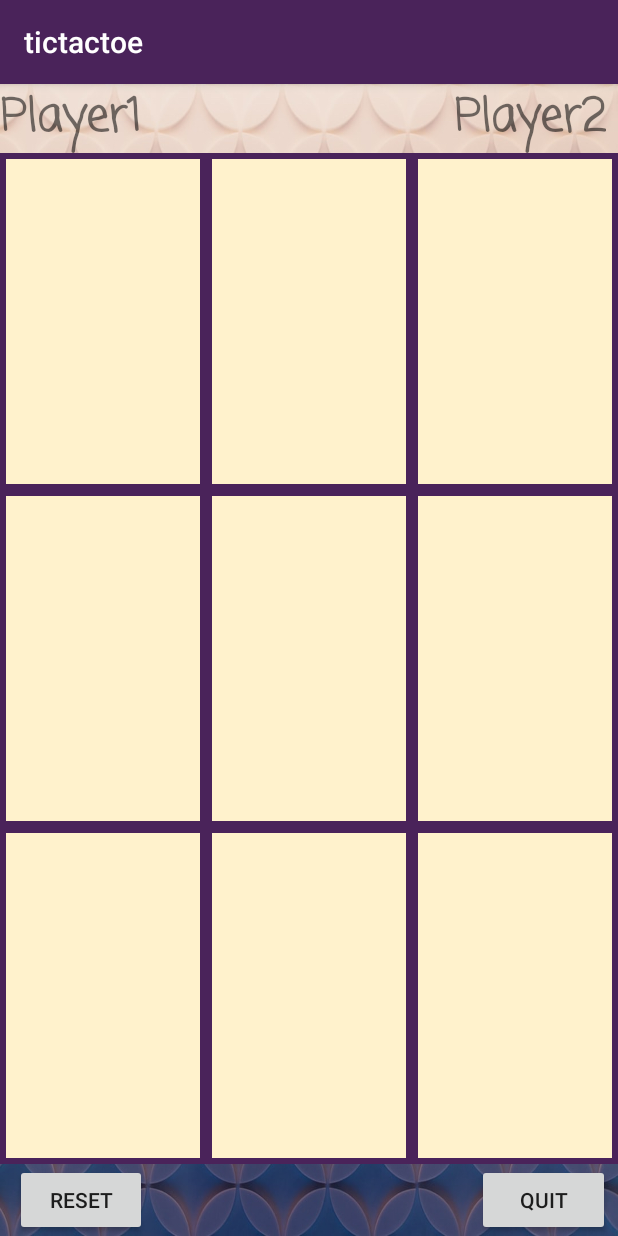
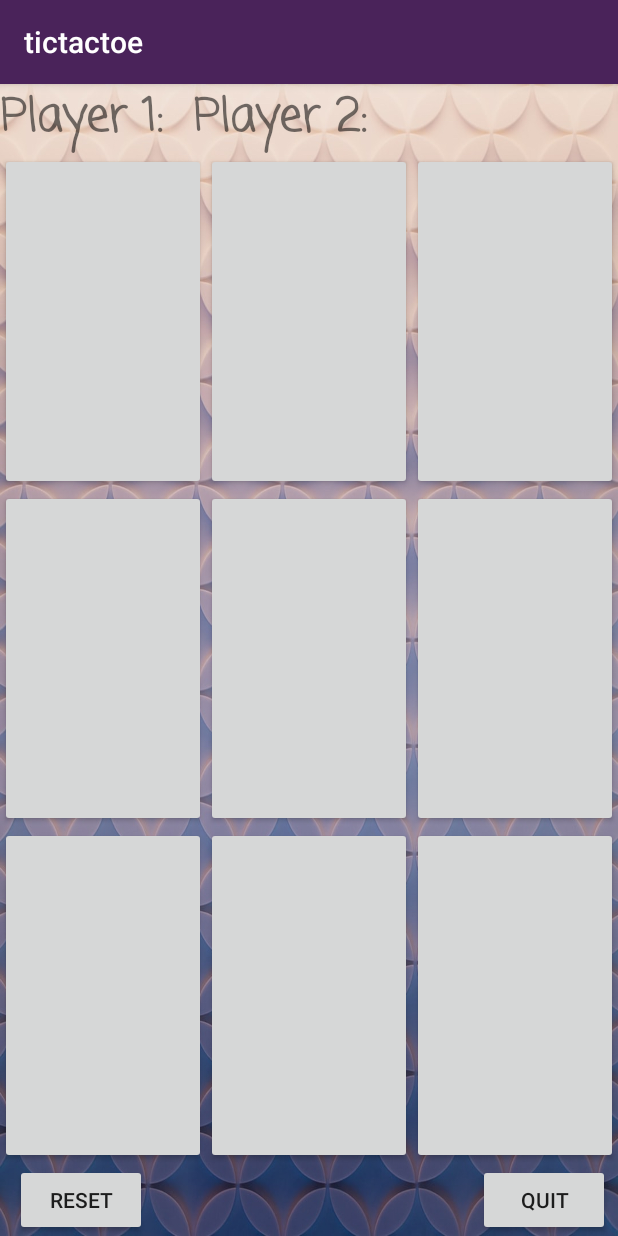
Before and after one commit to janani771/Tic-Tac-Toe, an Android app: the screen it shows after launch (MainActivity), on a phone screen of 412 x 824 dp. Run offline under Robolectric (Android 15) with nearby library versions, the phone set to English and light mode, and no system bars.

Commit message:
changed some

```diff
--- a/app/src/main/res/drawable/grid.xml
+++ /dev/null
@@ -1,11 +0,0 @@
-<?xml version="1.0" encoding="utf-8"?>
-<shape xmlns:android="http://schemas.android.com/apk/res/android">
-
-    <stroke
-        android:width="4dp"
-        android:color="@color/darkPurple" />
-
-    <solid
-        android:color="#fff2cc"/>
-
-</shape>
--- a/app/src/main/res/layout/activity_main.xml
+++ b/app/src/main/res/layout/activity_main.xml
@@ -1,13 +1,13 @@
 <?xml version="1.0" encoding="utf-8"?>
 <LinearLayout
     xmlns:android="http://schemas.android.com/apk/res/android"
+    xmlns:tools="http://schemas.android.com/tools"
     xmlns:app="http://schemas.android.com/apk/res-auto"
-    xmlns:tools="http://schemas.android.com/tools"
     android:layout_width="match_parent"
     android:layout_height="match_parent"
-    android:background="@drawable/wall"
     android:orientation="vertical"
-    tools:context=".MainActivity">
+    tools:context=".MainActivity"
+    android:background="@drawable/wall">
 
     <RelativeLayout
         android:layout_width="match_parent"
@@ -19,7 +19,7 @@
             android:layout_height="wrap_content"
             android:layout_alignParentStart="true"
             android:layout_alignParentLeft="true"
-            android:text="@string/player1"
+            android:text="Player 1: "
             android:textSize="30sp"
             android:textStyle="bold"
             app:fontFamily="casual" />
@@ -30,20 +30,16 @@
             android:layout_width="wrap_content"
             android:layout_height="wrap_content"
             android:layout_alignParentTop="true"
-            android:layout_alignParentEnd="true"
-            android:layout_alignParentRight="true"
-            android:layout_marginStart="106dp"
-            android:layout_marginLeft="106dp"
+            android:layout_marginStart="10dp"
+            android:layout_marginLeft="10dp"
             android:layout_marginTop="0dp"
-            android:layout_marginEnd="8dp"
-            android:layout_marginRight="8dp"
             android:layout_toEndOf="@+id/P1"
             android:layout_toRightOf="@+id/P1"
-            android:gravity="end"
-            android:text="@string/player2"
+            android:text="Player 2:              "
             android:textSize="30sp"
             android:textStyle="bold"
             app:fontFamily="casual" />
+
 
 
     </RelativeLayout>
@@ -58,36 +54,30 @@
             android:layout_width="match_parent"
             android:layout_height="0dp"
             android:layout_weight="1"
-            style="?android:attr/buttonBarStyle"
             android:orientation="horizontal">
-
                   <Button
                   android:id="@+id/button_00"
-                style="?android:attr/buttonBarButtonStyle"
-                android:background="@drawable/grid"
                   android:layout_width="0dp"
                   android:layout_height="match_parent"
                   android:layout_weight="1"
-                android:textSize="50sp" />
+                  android:textSize="50sp"
+                  ></Button>
 
                 <Button
                     android:id="@+id/button_01"
-                style="?android:attr/buttonBarButtonStyle"
-                android:background="@drawable/grid"
                     android:layout_width="0dp"
                     android:layout_height="match_parent"
                     android:layout_weight="1"
-                android:textSize="50sp" />
+                    android:textSize="50sp"
+                    ></Button>
 
                 <Button
-
                     android:id="@+id/button_02"
-                style="?android:attr/buttonBarButtonStyle"
-                android:background="@drawable/grid"
                     android:layout_width="0dp"
                     android:layout_height="match_parent"
                     android:layout_weight="1"
-                android:textSize="50sp" />
+                    android:textSize="50sp"
+                    ></Button>
             </LinearLayout>
 
             <LinearLayout
@@ -98,30 +88,27 @@
 
                 <Button
                     android:id="@+id/button_03"
-                style="?android:attr/buttonBarButtonStyle"
-                android:background="@drawable/grid"
                     android:layout_width="0dp"
                     android:layout_height="match_parent"
                     android:layout_weight="1"
-                android:textSize="50sp" />
+                    android:textSize="50sp"
+                    ></Button>
 
                 <Button
                     android:id="@+id/button_04"
-                style="?android:attr/buttonBarButtonStyle"
-                android:background="@drawable/grid"
                     android:layout_width="0dp"
                     android:layout_height="match_parent"
                     android:layout_weight="1"
-                android:textSize="50sp" />
+                    android:textSize="50sp"
+                    ></Button>
 
                 <Button
                     android:id="@+id/button_05"
-                style="?android:attr/buttonBarButtonStyle"
-                android:background="@drawable/grid"
                     android:layout_width="0dp"
                     android:layout_height="match_parent"
                     android:layout_weight="1"
-                android:textSize="50sp" />
+                    android:textSize="50sp"
+                    ></Button>
             </LinearLayout>
 
             <LinearLayout
@@ -132,30 +119,27 @@
 
                 <Button
                     android:id="@+id/button_06"
-                style="?android:attr/buttonBarButtonStyle"
-                android:background="@drawable/grid"
                     android:layout_width="0dp"
                     android:layout_height="match_parent"
                     android:layout_weight="1"
-                android:textSize="50sp" />
+                    android:textSize="50sp"
+                    ></Button>
 
                 <Button
                     android:id="@+id/button_07"
-                style="?android:attr/buttonBarButtonStyle"
-                android:background="@drawable/grid"
                     android:layout_width="0dp"
                     android:layout_height="match_parent"
                     android:layout_weight="1"
-                android:textSize="50sp" />
+                    android:textSize="50sp"
+                    ></Button>
 
                 <Button
                     android:id="@+id/button_08"
-                style="?android:attr/buttonBarButtonStyle"
-                android:background="@drawable/grid"
                     android:layout_width="0dp"
                     android:layout_height="match_parent"
                     android:layout_weight="1"
-                android:textSize="50sp" />
+                    android:textSize="50sp"
+                    ></Button>
             </LinearLayout>
 
         </LinearLayout>
@@ -167,26 +151,21 @@
         <Button
             android:id="@+id/reset"
             android:layout_width="wrap_content"
+            android:layout_height="wrap_content"
+            android:text="reset"
             android:layout_alignParentTop="true"
-            android:layout_marginStart="10dp"
             android:layout_marginLeft="10dp"
-            android:layout_height="wrap_content"
             android:layout_marginTop="0dp"
-            android:text="@string/reset" />
+            android:layout_marginStart="10dp" />
 
         <Button
             android:id="@+id/quit"
             android:layout_width="wrap_content"
             android:layout_height="wrap_content"
-            android:layout_alignParentEnd="true"
+            android:text="@string/quit"
             android:layout_alignParentRight="true"
-            android:layout_marginStart="220dp"
-            android:layout_marginLeft="220dp"
-            android:layout_marginEnd="5sp"
             android:layout_marginRight="10sp"
-            android:layout_toEndOf="@+id/reset"
-            android:layout_toRightOf="@+id/reset"
-            android:text="@string/quit" />
+            android:layout_marginEnd="5sp" />
 
         </RelativeLayout>
 </LinearLayout>
```
Lines whose indentation alone changed are shown as unchanged.
